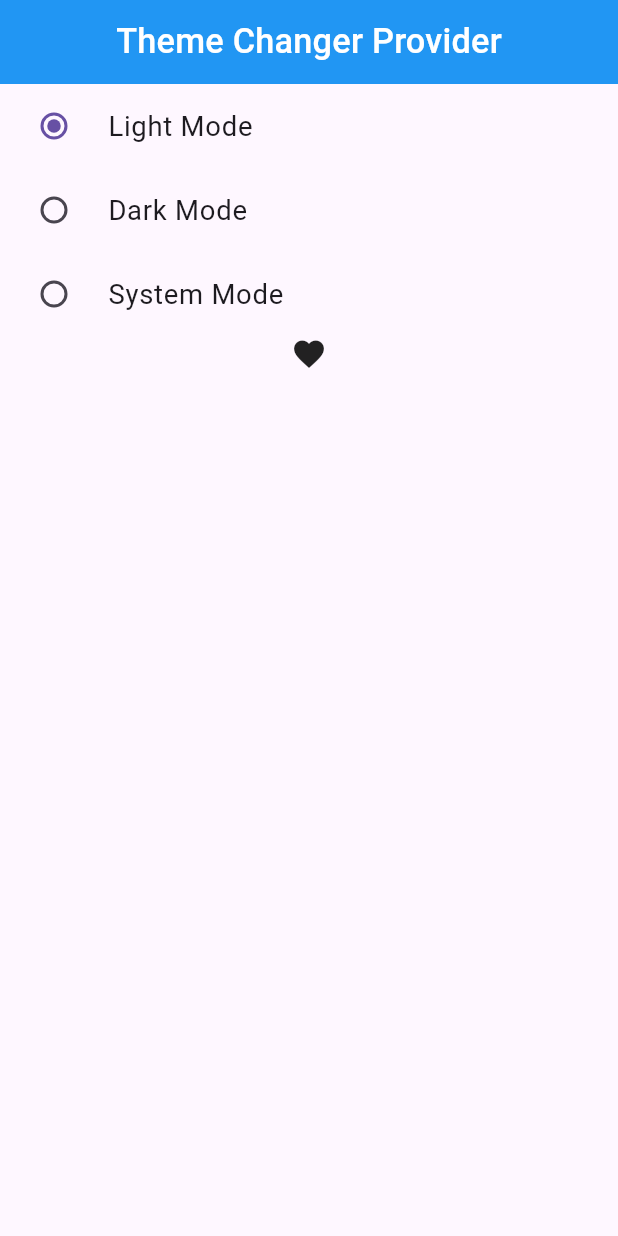
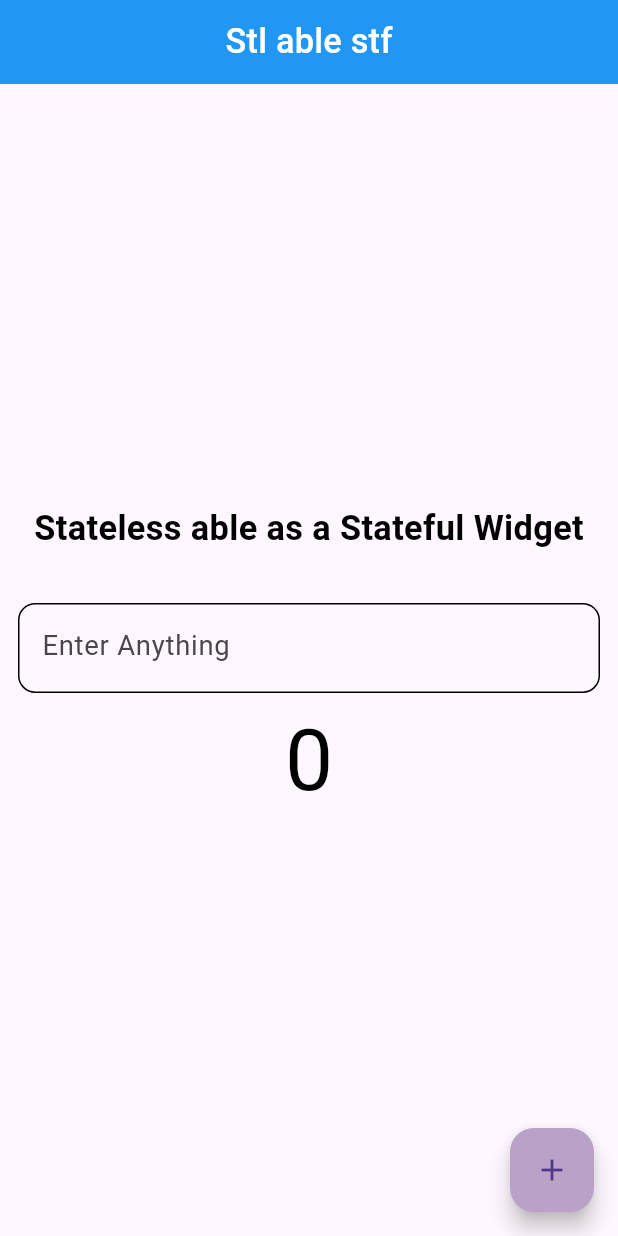
Before and after one commit to Gulshid/Flutter_developement, a Flutter app: the screen it shows after launch, on a phone screen of 412 x 824 dp. Run offline on Flutter 3.47's test engine with Material 3 defaults, Android fonts, the phone set to English and light mode, and no system bars; our stand-ins replace animated_text_kit, curved_navigation_bar, flutter_screenutil, flutter_slidable, flutter_spinkit, google_fonts and 4 more; accounts and stored records are empty.

Commit message:
stateless able to stateful widget

```diff
--- /dev/null
+++ b/flutter_dev/lib/State_Management/programs/stl_able_stf.dart
@@ -0,0 +1,95 @@
+import 'package:flutter/material.dart';
+import 'package:flutter_screenutil/flutter_screenutil.dart';
+
+// ignore: must_be_immutable
+class STl_able_Stf extends StatelessWidget {
+  STl_able_Stf({Key? key}) : super(key: key);
+
+  ValueNotifier counter = ValueNotifier<int>(0);
+  ValueNotifier toggle = ValueNotifier<bool>(false);
+
+  @override
+  Widget build(BuildContext context) {
+    return Scaffold(
+      appBar: AppBar(
+        title: Center(
+          child: Text('Stl able stf', style: TextStyle(color: Colors.white)),
+        ),
+      ),
+
+      body: Column(
+        mainAxisAlignment: MainAxisAlignment.center,
+        children: [
+          Center(
+            child: Text(
+              'Stateless able as a Stateful Widget',
+              style: TextStyle(
+                color: Colors.black,
+                fontSize: 20.sp,
+                fontWeight: FontWeight.bold,
+              ),
+            ),
+          ),
+          SizedBox(height: 20.h),
+
+          ValueListenableBuilder(
+            valueListenable: toggle,
+            builder: (context, value, child) {
+              return Padding(
+                padding: const EdgeInsets.all(12.0),
+                child: TextFormField(
+                  style: TextStyle(color: Colors.black),
+                  obscureText: toggle.value,
+                  decoration: InputDecoration(
+                    suffix: InkWell(
+                      onTap: () {
+                        toggle.value = !toggle.value;
+                      },
+                      child: Icon(
+                        toggle.value
+                            ? Icons.visibility_off
+                            : Icons.visibility_sharp,
+                      ),
+                    ),
+                    labelText: 'Enter Anything',
+                    border: OutlineInputBorder(
+                      borderRadius: BorderRadius.circular(10.r),
+                    ),
+
+                    focusedBorder: OutlineInputBorder(
+                      borderRadius: BorderRadius.circular(10.r),
+                    ),
+                    enabledBorder: OutlineInputBorder(
+                      borderRadius: BorderRadius.circular(10.r),
+                    ),
+                  ),
+                ),
+              );
+            },
+          ),
+
+          Center(
+            child: ValueListenableBuilder(
+              valueListenable: counter,
+              builder: (context, value, child) {
+                return Text(
+                  counter.value.toString(),
+                  style: TextStyle(color: Colors.black, fontSize: 50.sp),
+                );
+              },
+            ),
+          ),
+        ],
+      ),
+
+      floatingActionButton: FloatingActionButton(
+        backgroundColor: const Color.fromARGB(255, 185, 161, 200),
+        onPressed: () {
+          counter.value++;
+          print(counter.value.toString());
+        },
+        child: Icon(Icons.add),
+      ),
+    );
+  }
+}
--- a/flutter_dev/lib/main.dart
+++ b/flutter_dev/lib/main.dart
@@ -4,7 +4,7 @@ import 'package:flutter_dev/State_Management/Provider/Exam_provider_1.dart';
 import 'package:flutter_dev/State_Management/Provider/Favourite_provider.dart';
 import 'package:flutter_dev/State_Management/Provider/count_provider.dart';
 import 'package:flutter_dev/State_Management/Provider/theme_changer_provider.dart';
-import 'package:flutter_dev/State_Management/Screen/dark_white_theme.dart';
+import 'package:flutter_dev/State_Management/programs/stl_able_stf.dart';
 import 'package:flutter_screenutil/flutter_screenutil.dart';
 import 'package:provider/provider.dart';
 
@@ -77,17 +77,17 @@ class MyApp extends StatelessWidget {
                   ),
                 ),
 
-                darkTheme: ThemeData(
-                  appBarTheme: AppBarTheme(
-                      color: Colors.teal,
-                  ),
-                  primarySwatch: Colors.deepPurple,
-                  brightness: Brightness.dark,
-                  iconTheme: IconThemeData(
-                    color: Colors.lightGreen
-                  )
-                ),
-                home: dark_white_Changer(),
+                // darkTheme: ThemeData(
+                //   appBarTheme: AppBarTheme(
+                //       color: Colors.teal,
+                //   ),
+                //   primarySwatch: Colors.deepPurple,
+                //   brightness: Brightness.dark,
+                //   iconTheme: IconThemeData(
+                //     color: Colors.lightGreen
+                //   )
+                // ),
+                home: STl_able_Stf(),
               );
             },
           ),
```
